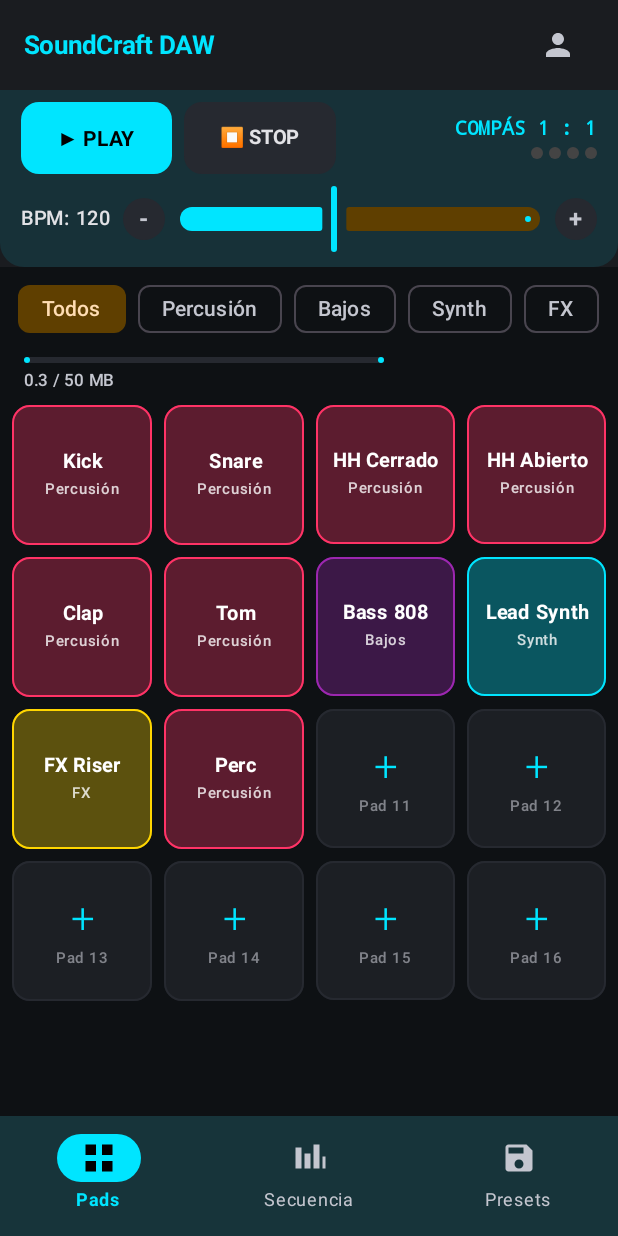
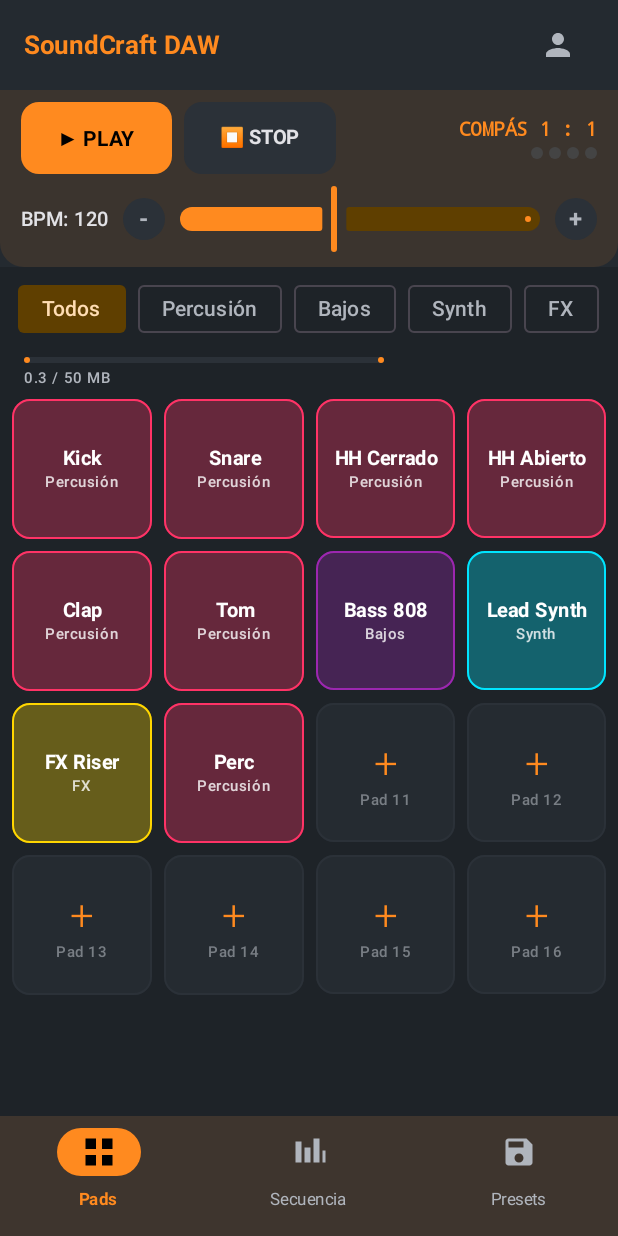
Before and after one commit to Wallecabj12/seminario2026, an Android app built with Jetpack Compose: the screen it shows after launch (MainActivity), on a phone screen of 412 x 824 dp. Run offline under Robolectric (Android 15) with nearby library versions, the phone set to English and light mode, and no system bars; our stand-ins replace Room's generated code.

Commit message:
style(theme): paleta gris carbon, acento naranja DAW y bordes rectos de 4-6dp

```diff
--- a/app/src/main/java/com/geovanivargas/planetamusica/ui/theme/Color.kt
+++ b/app/src/main/java/com/geovanivargas/planetamusica/ui/theme/Color.kt
@@ -3,29 +3,38 @@ package com.geovanivargas.planetamusica.ui.theme
 import androidx.compose.ui.graphics.Color
 import com.geovanivargas.planetamusica.domain.sampler.PadCategory
 
-// Primary – cyan/teal for "sound wave" feel
-val Primary = Color(0xFF00E5FF)
-val OnPrimary = Color(0xFF003640)
-val PrimaryContainer = Color(0xFF004D5E)
-val OnPrimaryContainer = Color(0xFF97F0FF)
+// DAW Theme - Charcoal & Orange Accent
+val DawDarkBackground = Color(0xFF1E2328)
+val DawPanelBackground = Color(0xFF242A30)
+val DawPanelHeader = Color(0xFF1A1F24)
+val DawPanelBorder = Color(0xFF38404A)
+val DawSurfaceVariant = Color(0xFF2B3138)
+val DawLcdBackground = Color(0xFF121518)
+val DawAccentOrange = Color(0xFFFF8A1F)
+val DawLcdText = Color(0xFFFF8A1F)
+val DawLedGreen = Color(0xFF00E676)
+val DawLedRed = Color(0xFFFF3366)
 
-// Secondary – warm orange accent
+// Material 3 Color Scheme
+val Primary = DawAccentOrange
+val OnPrimary = Color(0xFF000000)
+val PrimaryContainer = Color(0xFF4A2800)
+val OnPrimaryContainer = Color(0xFFFFDCBE)
+
 val Secondary = Color(0xFFFFB74D)
 val OnSecondary = Color(0xFF422B00)
 val SecondaryContainer = Color(0xFF5F3F00)
 val OnSecondaryContainer = Color(0xFFFFDDB3)
 
-// Background / Surface
-val Background = Color(0xFF0E1114)
+val Background = DawDarkBackground
 val OnBackground = Color(0xFFE2E2E6)
-val Surface = Color(0xFF1A1C20)
+val Surface = DawPanelBackground
 val OnSurface = Color(0xFFE2E2E6)
-val SurfaceVariant = Color(0xFF262930)
-val OnSurfaceVariant = Color(0xFFC4C6CF)
+val SurfaceVariant = DawSurfaceVariant
+val OnSurfaceVariant = Color(0xFFB0B5BD)
 
-// Error
-val Error = Color(0xFFFFB4AB)
-val OnError = Color(0xFF690005)
+val Error = Color(0xFFFF5252)
+val OnError = Color(0xFF000000)
 val ErrorContainer = Color(0xFF93000A)
 val OnErrorContainer = Color(0xFFFFDAD6)
 
--- a/app/src/main/java/com/geovanivargas/planetamusica/ui/theme/Theme.kt
+++ b/app/src/main/java/com/geovanivargas/planetamusica/ui/theme/Theme.kt
@@ -1,8 +1,19 @@
 package com.geovanivargas.planetamusica.ui.theme
 
+import androidx.compose.foundation.shape.RoundedCornerShape
 import androidx.compose.material3.MaterialTheme
+import androidx.compose.material3.Shapes
 import androidx.compose.material3.darkColorScheme
 import androidx.compose.runtime.Composable
+import androidx.compose.ui.unit.dp
+
+val DawShapes = Shapes(
+    extraSmall = RoundedCornerShape(4.dp),
+    small = RoundedCornerShape(4.dp),
+    medium = RoundedCornerShape(6.dp),
+    large = RoundedCornerShape(6.dp),
+    extraLarge = RoundedCornerShape(8.dp),
+)
 
 private val DarkColorScheme = darkColorScheme(
     primary = Primary,
@@ -27,10 +38,10 @@ private val DarkColorScheme = darkColorScheme(
 
 @Composable
 fun SoundCraftTheme(content: @Composable () -> Unit) {
-    // Tema oscuro obligatorio – sin variante light
     MaterialTheme(
         colorScheme = DarkColorScheme,
         typography = Typography,
+        shapes = DawShapes,
         content = content,
     )
 }
--- a/app/src/main/java/com/geovanivargas/planetamusica/ui/theme/Type.kt
+++ b/app/src/main/java/com/geovanivargas/planetamusica/ui/theme/Type.kt
@@ -6,29 +6,29 @@ import androidx.compose.ui.text.font.FontFamily
 import androidx.compose.ui.text.font.FontWeight
 import androidx.compose.ui.unit.sp
 
-// Set of Material typography styles to start with
 val Typography = Typography(
-    bodyLarge = TextStyle(
+    titleMedium = TextStyle(
+        fontFamily = FontFamily.Default,
+        fontWeight = FontWeight.Bold,
+        fontSize = 15.sp,
+        letterSpacing = 0.5.sp,
+    ),
+    bodyMedium = TextStyle(
         fontFamily = FontFamily.Default,
         fontWeight = FontWeight.Normal,
-        fontSize = 16.sp,
-        lineHeight = 24.sp,
-        letterSpacing = 0.5.sp
-    )
-    /* Other default text styles to override
-    titleLarge = TextStyle(
-        fontFamily = FontFamily.Default,
-        fontWeight = FontWeight.Normal,
-        fontSize = 22.sp,
-        lineHeight = 28.sp,
-        letterSpacing = 0.sp
+        fontSize = 13.sp,
+        letterSpacing = 0.2.sp,
     ),
     labelSmall = TextStyle(
         fontFamily = FontFamily.Default,
         fontWeight = FontWeight.Medium,
+        fontSize = 10.sp,
+        letterSpacing = 0.4.sp,
+    ),
+    labelMedium = TextStyle(
+        fontFamily = FontFamily.Default,
+        fontWeight = FontWeight.SemiBold,
         fontSize = 11.sp,
-        lineHeight = 16.sp,
-        letterSpacing = 0.5.sp
-    )
-    */
+        letterSpacing = 0.3.sp,
+    ),
 )
```
